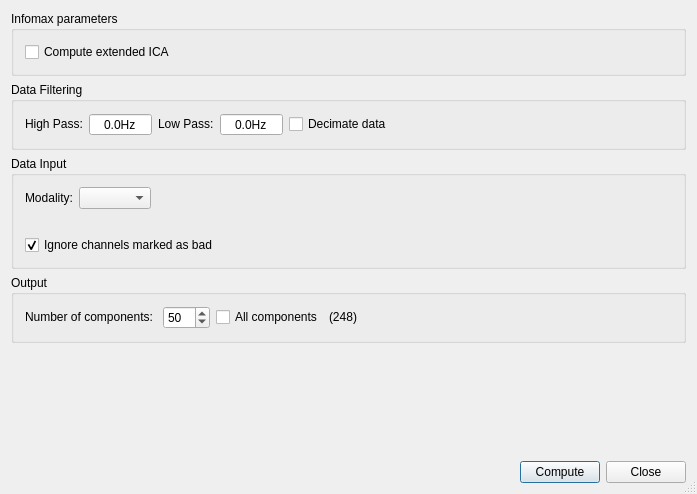
Qt form src/plugins/icav2/ICASettings.ui (HIP-infrastructure/anywave-code) before a commit.
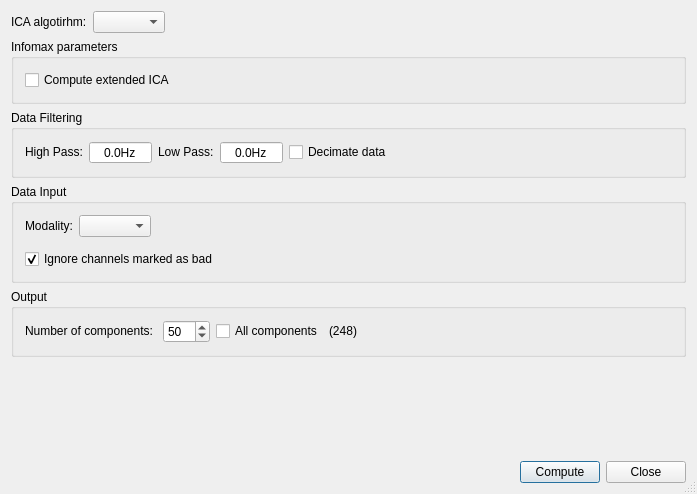
The same form after that commit. Icons and pictures are not drawn. Custom widgets are drawn as their Qt base class.

```diff
--- a/src/plugins/icav2/ICASettings.ui
+++ b/src/plugins/icav2/ICASettings.ui
@@ -24,6 +24,46 @@
    <bool>true</bool>
   </property>
   <layout class="QVBoxLayout" name="verticalLayout_2">
+   <item>
+    <layout class="QHBoxLayout" name="horizontalLayout_4" stretch="0,0,1">
+     <item>
+      <widget class="QLabel" name="label">
+       <property name="sizePolicy">
+        <sizepolicy hsizetype="Expanding" vsizetype="Preferred">
+         <horstretch>0</horstretch>
+         <verstretch>0</verstretch>
+        </sizepolicy>
+       </property>
+       <property name="text">
+        <string>ICA algotirhm:</string>
+       </property>
+      </widget>
+     </item>
+     <item>
+      <widget class="QComboBox" name="comboAlgo">
+       <property name="sizePolicy">
+        <sizepolicy hsizetype="Expanding" vsizetype="Fixed">
+         <horstretch>0</horstretch>
+         <verstretch>0</verstretch>
+        </sizepolicy>
+       </property>
+      </widget>
+     </item>
+     <item>
+      <spacer name="horizontalSpacer_5">
+       <property name="orientation">
+        <enum>Qt::Horizontal</enum>
+       </property>
+       <property name="sizeHint" stdset="0">
+        <size>
+         <width>40</width>
+         <height>20</height>
+        </size>
+       </property>
+      </spacer>
+     </item>
+    </layout>
+   </item>
    <item>
     <widget class="QGroupBox" name="groupInfomax">
      <property name="title">
```
Left out of the diff: 2 changed lines with no effect on the pictures.
